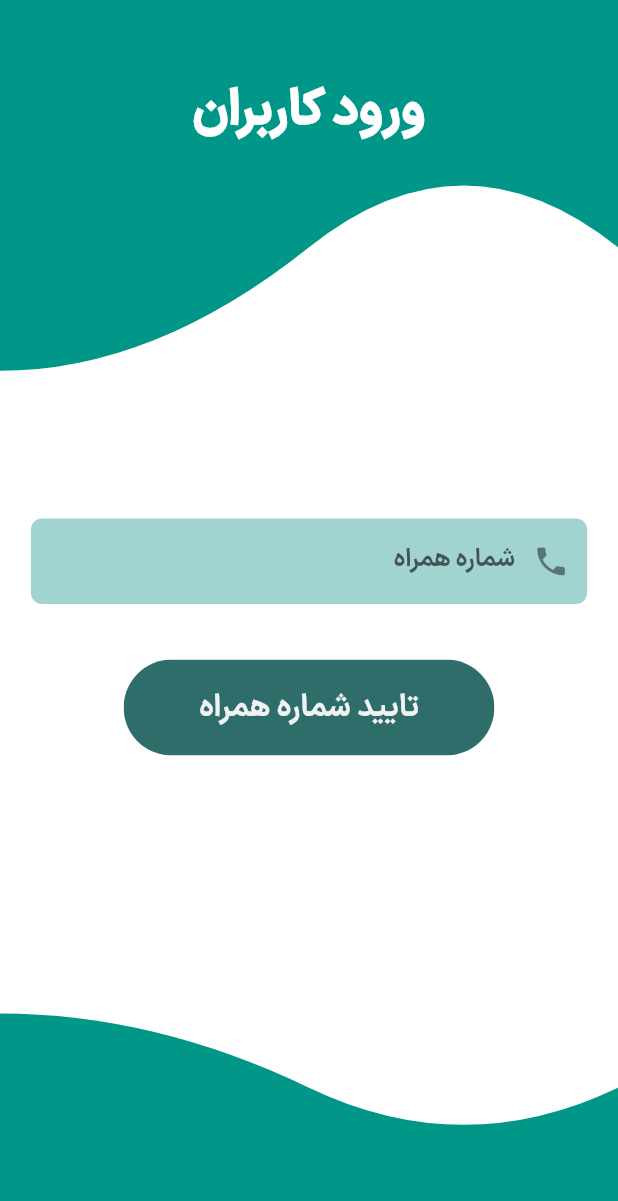
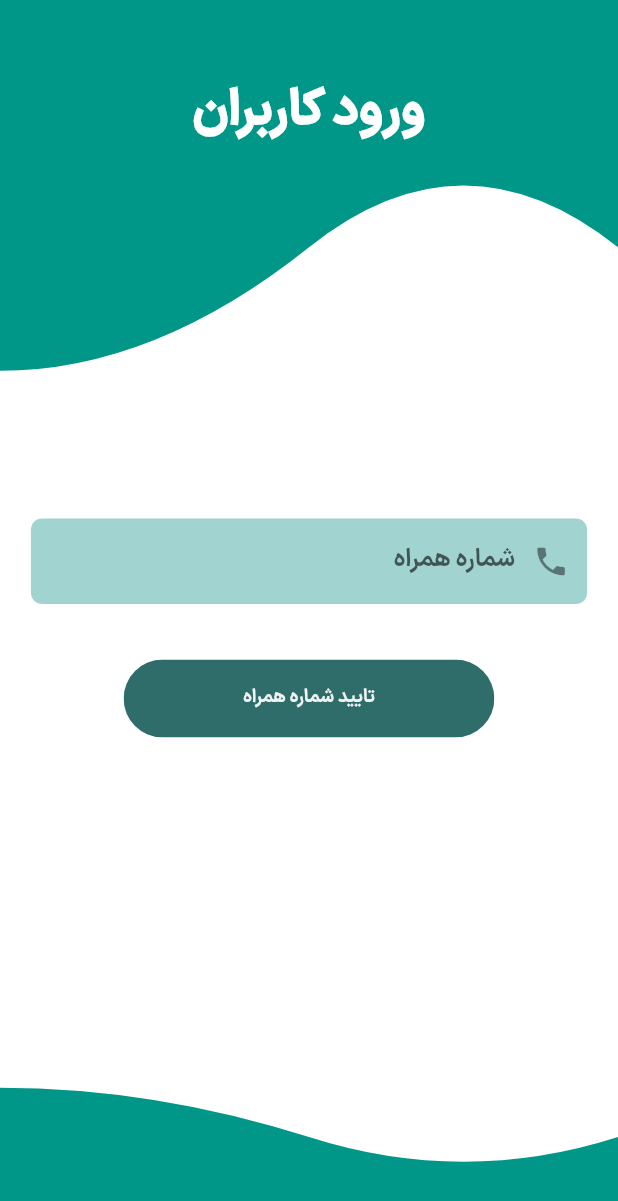
Before and after one commit to fardadjafari/alotazrighat_application, a Flutter app: the screen it shows after launch, after a tap on "بستن توضیحات", on a phone screen of 412 x 824 dp. Shown: the top 1201 px of the screen. Run offline on Flutter 3.47's test engine with Material 2 defaults, Android fonts, the phone set to English and light mode, and no system bars; our stand-ins replace animate_do, awesome_dialog, bloc, connectivity_plus, dio, flutter_bloc and 9 more; accounts and stored records are empty; project files that could hold a hidden picture were left out.

Commit message:
path design problem

```diff
--- a/lib/pages/helph_page/widget/page_slider.dart
+++ b/lib/pages/helph_page/widget/page_slider.dart
@@ -62,14 +62,14 @@ class PageSlider {
                       TextLable(
                         text: "با سرعت برق",
                         colorText: Colors.grey,
-                        fontSizeText: getWidth(context, 0.08),
+                        fontSizeText: getWidth(context, 0.06),
                         fontWeightText: FontWeight.w600,
                         textAlign: TextAlign.center,
                       ),
                       TextLable(
                         text: "پرستار پیدا کن",
                         colorText: Colors.redAccent,
-                        fontSizeText: getWidth(context, 0.08),
+                        fontSizeText: getWidth(context, 0.06),
                         fontWeightText: FontWeight.w800,
                         textAlign: TextAlign.center,
                       ),
@@ -144,14 +144,14 @@ class PageSlider {
                       TextLable(
                         text: "با کمترین هزینه",
                         colorText: Colors.grey,
-                        fontSizeText: getWidth(context, 0.08),
+                        fontSizeText: getWidth(context, 0.06),
                         fontWeightText: FontWeight.w600,
                         textAlign: TextAlign.center,
                       ),
                       TextLable(
                         text: "از کادر بیمارستان کمک بگیر",
                         colorText: Colors.green,
-                        fontSizeText: getWidth(context, 0.08),
+                        fontSizeText: getWidth(context, 0.06),
                         fontWeightText: FontWeight.w800,
                         textAlign: TextAlign.center,
                       ),
@@ -226,14 +226,14 @@ class PageSlider {
                       TextLable(
                         text: "به صورت اینترنتی",
                         colorText: Colors.grey,
-                        fontSizeText: getWidth(context, 0.08),
+                        fontSizeText: getWidth(context, 0.06),
                         fontWeightText: FontWeight.w600,
                         textAlign: TextAlign.center,
                       ),
                       TextLable(
                         text: " خدمات پزشکی و پرستاری ثبت کن",
                         colorText: Colors.blue,
-                        fontSizeText: getWidth(context, 0.08),
+                        fontSizeText: getWidth(context, 0.06),
                         fontWeightText: FontWeight.w800,
                         textAlign: TextAlign.center,
                       ),
--- a/lib/pages/login_page/login_page.dart
+++ b/lib/pages/login_page/login_page.dart
@@ -1,3 +1,4 @@
+import 'package:alotazrighat_application/widget/media_query.dart';
 import 'package:alotazrighat_application/widget/shapes/top_wave_shap.dart';
 import 'package:alotazrighat_application/widget/shapes/wave_shape.dart';
 import 'package:animate_do/animate_do.dart';
@@ -15,14 +16,13 @@ class LoginPage extends StatelessWidget {
       resizeToAvoidBottomInset: false,
       body: Stack(children: [
         FadeInDown(
-          child: const Center(
+          child: Center(
             child: Align(
               alignment: Alignment.topCenter,
-              child: WaveWidget(heightWave: 70),
+              child: WaveWidget(heightWave: getHeight(context, 0.01)),
             ),
           ),
         ),
-        const Body(),
         FadeInUp(
           child: const Center(
             child: Align(
@@ -30,7 +30,8 @@ class LoginPage extends StatelessWidget {
               child: BottomWaveWidget(),
             ),
           ),
-        )
+        ),
+        const Body(),
       ]),
     );
   }
--- a/lib/pages/login_page/widget/body.dart
+++ b/lib/pages/login_page/widget/body.dart
@@ -25,7 +25,7 @@ class Body extends StatefulWidget {
 }
 
 class _BodyState extends State<Body> {
-  int _remainingTime = 50;
+  int _remainingTime = 180;
   late Timer _timer;
   final GlobalKey<FormState> _formKey = GlobalKey<FormState>();
   final GlobalKey<FormState> _formKeyPassword = GlobalKey<FormState>();
@@ -147,7 +147,7 @@ class _BodyState extends State<Body> {
                   TextLable(
                       text: '$_remainingTime ثانیه',
                       colorText: darkColor,
-                      fontSizeText: getWidth(context, 0.06),
+                      fontSizeText: getWidth(context, 0.05),
                       fontWeightText: FontWeight.w600,
                       textAlign: TextAlign.center),
                   SizedBox(
--- a/lib/widget/button/squre_button.dart
+++ b/lib/widget/button/squre_button.dart
@@ -33,7 +33,7 @@ class SquereButton extends StatelessWidget {
               text,
               style: TextStyle(
                   fontFamily: "Iran Sans",
-                  fontSize: getWidth(context, 0.05),
+                  fontSize: getWidth(context, 0.03),
                   fontWeight: FontWeight.bold,
                   color: textColor),
             )),
--- a/lib/widget/input/password_input.dart
+++ b/lib/widget/input/password_input.dart
@@ -1,4 +1,5 @@
 import 'package:alotazrighat_application/tools/validator/user_validator.dart';
+import 'package:alotazrighat_application/widget/color_utility.dart';
 import 'package:alotazrighat_application/widget/media_query.dart';
 import 'package:flutter/material.dart';
 
@@ -38,6 +39,8 @@ class PasswordInput extends StatelessWidget {
         ),
         decoration: InputDecoration(
           //errorText: error,
+          errorStyle: TextStyle(
+              fontFamily: 'iran sans', fontSize: getWidth(context, 0.035)),
           counterText: "",
           labelText: hintText,
           labelStyle:
@@ -45,8 +48,10 @@ class PasswordInput extends StatelessWidget {
           border: OutlineInputBorder(
             borderRadius: BorderRadius.circular(100.0),
           ),
-          floatingLabelStyle:
-              TextStyle(fontSize: getWidth(context, 0.05), letterSpacing: 0),
+          floatingLabelStyle: TextStyle(
+              color: darkColor,
+              fontSize: getWidth(context, 0.05),
+              letterSpacing: 0),
           fillColor: const Color(0xFFA1D3D1),
           prefixIcon: Icon(Icons.lock, size: getWidth(context, 0.06)),
           prefixIconColor: Colors.black45,
--- a/lib/widget/input/phonenumber_input.dart
+++ b/lib/widget/input/phonenumber_input.dart
@@ -1,4 +1,5 @@
 import 'package:alotazrighat_application/tools/validator/user_validator.dart';
+import 'package:alotazrighat_application/widget/color_utility.dart';
 import 'package:alotazrighat_application/widget/media_query.dart';
 import 'package:flutter/material.dart';
 import 'package:flutter/services.dart';
@@ -37,14 +38,15 @@ class PhoneNumberInput extends StatelessWidget {
         decoration: InputDecoration(
           //errorText: "شماره وارد شده صحیح نیست",
           errorStyle: TextStyle(
-              fontFamily: 'iran sans', fontSize: getWidth(context, 0.04)),
+              fontFamily: 'iran sans', fontSize: getWidth(context, 0.035)),
           counterText: "",
           labelText: hintText,
           labelStyle: TextStyle(fontSize: getWidth(context, 0.04)),
           border: OutlineInputBorder(
             borderRadius: BorderRadius.circular(100.0),
           ),
-          floatingLabelStyle: TextStyle(fontSize: getWidth(context, 0.05)),
+          floatingLabelStyle:
+              TextStyle(color: darkColor, fontSize: getWidth(context, 0.05)),
           fillColor: const Color(0xFFA1D3D1),
           prefixIcon: Icon(Icons.phone, size: getWidth(context, 0.06)),
           prefixIconColor: Colors.black45,
--- a/lib/widget/shapes/top_wave_shap.dart
+++ b/lib/widget/shapes/top_wave_shap.dart
@@ -7,7 +7,7 @@ class BottomWaveWidget extends StatelessWidget {
   @override
   Widget build(BuildContext context) {
     return CustomPaint(
-      size: Size(getAllWidth(context), getHeight(context, 0.6)),
+      size: Size(getAllWidth(context), getHeight(context, 0.4)),
       painter: Painter(),
     );
   }
```
